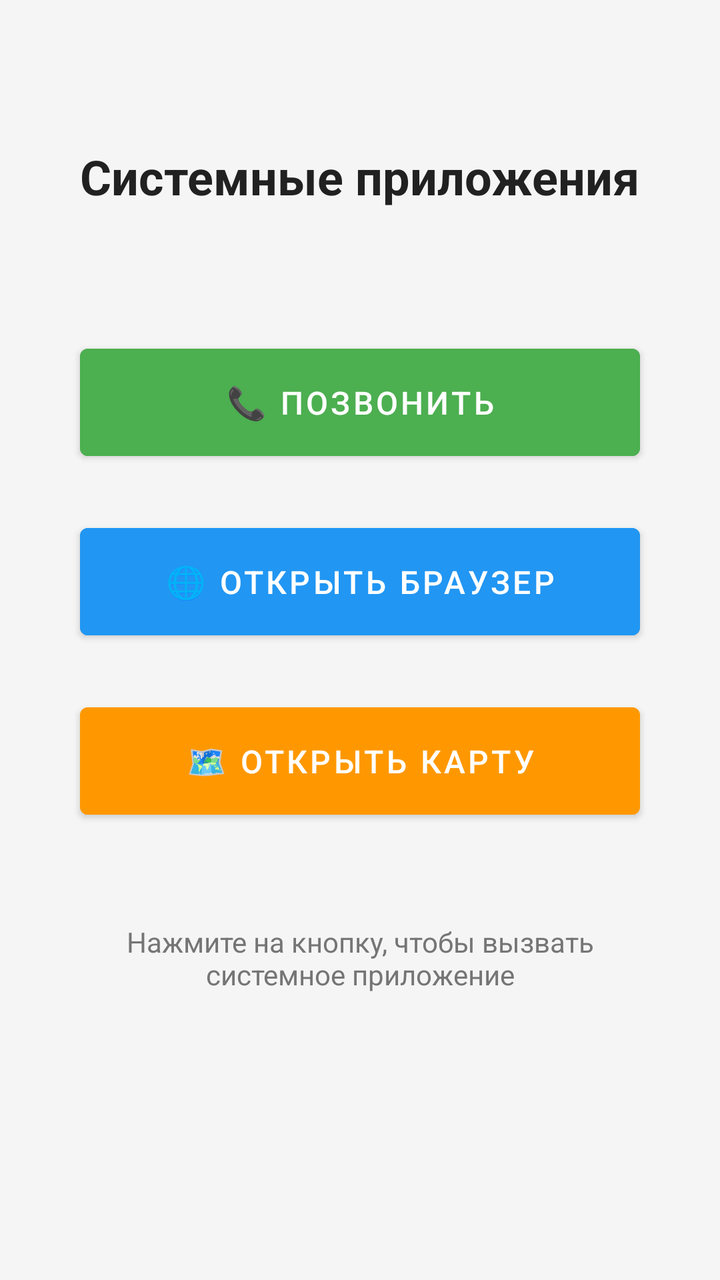
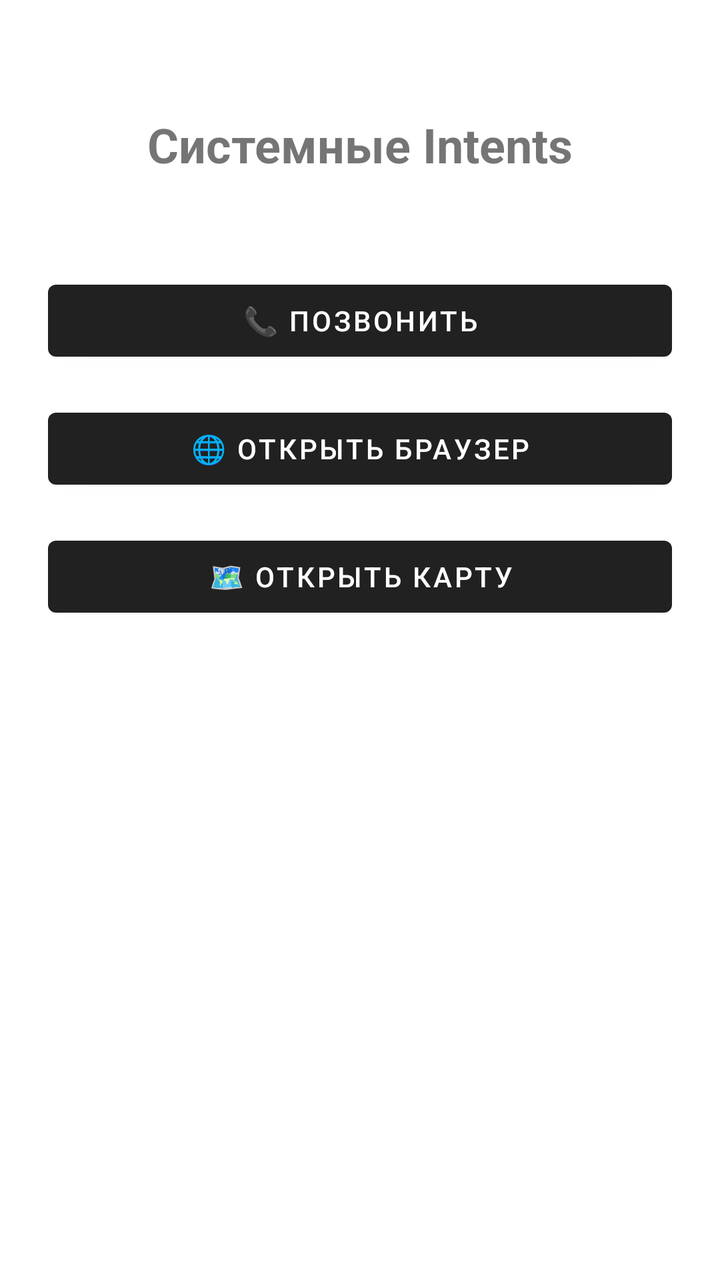

Before-and-after screenshots of an Android layout around one commit, followed by the original layout XML and the change that was made.
<!-- AndroidManifest.xml: application theme Theme.MaterialComponents.DayNight.DarkActionBar -->
<!-- res/layout/activity_main.xml -->
<?xml version="1.0" encoding="utf-8"?>
<androidx.constraintlayout.widget.ConstraintLayout
    xmlns:android="http://schemas.android.com/apk/res/android"
    xmlns:app="http://schemas.android.com/apk/res-auto"
    xmlns:tools="http://schemas.android.com/tools"
    android:layout_width="match_parent"
    android:layout_height="match_parent"
    android:padding="24dp"
    android:background="@color/background_color"
    tools:context=".MainActivity">

    
    <TextView
        android:id="@+id/textViewTitle"
        android:layout_width="wrap_content"
        android:layout_height="wrap_content"
        android:text="Системные приложения"
        android:textSize="24sp"
        android:textStyle="bold"
        android:textColor="@color/primary_text"
        android:layout_marginTop="48dp"
        app:layout_constraintTop_toTopOf="parent"
        app:layout_constraintStart_toStartOf="parent"
        app:layout_constraintEnd_toEndOf="parent"/>

    
    <Button
        android:id="@+id/btnCall"
        android:layout_width="0dp"
        android:layout_height="wrap_content"
        android:text="📞 Позвонить"
        android:textSize="16sp"
        android:paddingVertical="16dp"
        android:backgroundTint="@color/call_button_color"
        android:textColor="@android:color/white"
        android:elevation="4dp"
        app:layout_constraintTop_toBottomOf="@id/textViewTitle"
        app:layout_constraintStart_toStartOf="parent"
        app:layout_constraintEnd_toEndOf="parent"
        android:layout_marginTop="64dp"
        android:layout_marginHorizontal="16dp"/>

    
    <Button
        android:id="@+id/btnBrowser"
        android:layout_width="0dp"
        android:layout_height="wrap_content"
        android:text="🌐 Открыть браузер"
        android:textSize="16sp"
        android:paddingVertical="16dp"
        android:backgroundTint="@color/browser_button_color"
        android:textColor="@android:color/white"
        android:elevation="4dp"
        app:layout_constraintTop_toBottomOf="@id/btnCall"
        app:layout_constraintStart_toStartOf="parent"
        app:layout_constraintEnd_toEndOf="parent"
        android:layout_marginTop="24dp"
        android:layout_marginHorizontal="16dp"/>

    
    <Button
        android:id="@+id/btnMaps"
        android:layout_width="0dp"
        android:layout_height="wrap_content"
        android:text="🗺️ Открыть карту"
        android:textSize="16sp"
        android:paddingVertical="16dp"
        android:backgroundTint="@color/maps_button_color"
        android:textColor="@android:color/white"
        android:elevation="4dp"
        app:layout_constraintTop_toBottomOf="@id/btnBrowser"
        app:layout_constraintStart_toStartOf="parent"
        app:layout_constraintEnd_toEndOf="parent"
        android:layout_marginTop="24dp"
        android:layout_marginHorizontal="16dp"/>

    
    <TextView
        android:id="@+id/textViewInfo"
        android:layout_width="0dp"
        android:layout_height="wrap_content"
        android:text="Нажмите на кнопку, чтобы вызвать системное приложение"
        android:textSize="14sp"
        android:textColor="@color/secondary_text"
        android:gravity="center"
        android:layout_marginTop="48dp"
        app:layout_constraintTop_toBottomOf="@id/btnMaps"
        app:layout_constraintStart_toStartOf="parent"
        app:layout_constraintEnd_toEndOf="parent"
        android:layout_marginHorizontal="24dp"/>

</androidx.constraintlayout.widget.ConstraintLayout>
<!-- resources referenced by this layout -->
<resources>
  <color name="background_color">#F5F5F5</color>
  <color name="browser_button_color">#2196F3</color>
  <color name="call_button_color">#4CAF50</color>
  <color name="maps_button_color">#FF9800</color>
  <color name="primary_text">#212121</color>
  <color name="secondary_text">#757575</color>
</resources>

<!-- the commit's change to res/layout/activity_main.xml (unified diff, before → after) -->
@@ -2,91 +2,53 @@
 <androidx.constraintlayout.widget.ConstraintLayout
     xmlns:android="http://schemas.android.com/apk/res/android"
     xmlns:app="http://schemas.android.com/apk/res-auto"
-    xmlns:tools="http://schemas.android.com/tools"
     android:layout_width="match_parent"
     android:layout_height="match_parent"
-    android:padding="24dp"
-    android:background="@color/background_color"
-    tools:context=".MainActivity">
+    android:padding="24dp">
 
-    
     <TextView
-        android:id="@+id/textViewTitle"
+        android:id="@+id/tvTitle"
         android:layout_width="wrap_content"
         android:layout_height="wrap_content"
-        android:text="Системные приложения"
+        android:text="Системные Intents"
         android:textSize="24sp"
         android:textStyle="bold"
-        android:textColor="@color/primary_text"
-        android:layout_marginTop="48dp"
         app:layout_constraintTop_toTopOf="parent"
         app:layout_constraintStart_toStartOf="parent"
-        app:layout_constraintEnd_toEndOf="parent"/>
+        app:layout_constraintEnd_toEndOf="parent"
+        android:layout_marginTop="32dp"/>
 
-    
     <Button
         android:id="@+id/btnCall"
         android:layout_width="0dp"
         android:layout_height="wrap_content"
         android:text="📞 Позвонить"
-        android:textSize="16sp"
-        android:paddingVertical="16dp"
-        android:backgroundTint="@color/call_button_color"
-        android:textColor="@android:color/white"
-        android:elevation="4dp"
-        app:layout_constraintTop_toBottomOf="@id/textViewTitle"
+        android:onClick="onClickCall"
+        android:layout_marginTop="48dp"
+        app:layout_constraintTop_toBottomOf="@id/tvTitle"
         app:layout_constraintStart_toStartOf="parent"
-        app:layout_constraintEnd_toEndOf="parent"
-        android:layout_marginTop="64dp"
-        android:layout_marginHorizontal="16dp"/>
+        app:layout_constraintEnd_toEndOf="parent"/>
 
-    
     <Button
         android:id="@+id/btnBrowser"
         android:layout_width="0dp"
         android:layout_height="wrap_content"
         android:text="🌐 Открыть браузер"
-        android:textSize="16sp"
-        android:paddingVertical="16dp"
-        android:backgroundTint="@color/browser_button_color"
-        android:textColor="@android:color/white"
-        android:elevation="4dp"
+        android:onClick="onClickOpenBrowser"
+        android:layout_marginTop="16dp"
         app:layout_constraintTop_toBottomOf="@id/btnCall"
         app:layout_constraintStart_toStartOf="parent"
-        app:layout_constraintEnd_toEndOf="parent"
-        android:layout_marginTop="24dp"
-        android:layout_marginHorizontal="16dp"/>
+        app:layout_constraintEnd_toEndOf="parent"/>
 
-    
     <Button
         android:id="@+id/btnMaps"
         android:layout_width="0dp"
         android:layout_height="wrap_content"
         android:text="🗺️ Открыть карту"
-        android:textSize="16sp"
-        android:paddingVertical="16dp"
-        android:backgroundTint="@color/maps_button_color"
-        android:textColor="@android:color/white"
-        android:elevation="4dp"
+        android:onClick="onClickOpenMaps"
+        android:layout_marginTop="16dp"
         app:layout_constraintTop_toBottomOf="@id/btnBrowser"
         app:layout_constraintStart_toStartOf="parent"
-        app:layout_constraintEnd_toEndOf="parent"
-        android:layout_marginTop="24dp"
-        android:layout_marginHorizontal="16dp"/>
-
-    
-    <TextView
-        android:id="@+id/textViewInfo"
-        android:layout_width="0dp"
-        android:layout_height="wrap_content"
-        android:text="Нажмите на кнопку, чтобы вызвать системное приложение"
-        android:textSize="14sp"
-        android:textColor="@color/secondary_text"
-        android:gravity="center"
-        android:layout_marginTop="48dp"
-        app:layout_constraintTop_toBottomOf="@id/btnMaps"
-        app:layout_constraintStart_toStartOf="parent"
-        app:layout_constraintEnd_toEndOf="parent"
-        android:layout_marginHorizontal="24dp"/>
+        app:layout_constraintEnd_toEndOf="parent"/>
 
 </androidx.constraintlayout.widget.ConstraintLayout>
<!-- resource entries referenced after the edit -->
@@ -1,10 +1,5 @@
 <!-- resources referenced by this layout -->
 <resources>
-  <color name="background_color">#F5F5F5</color>
-  <color name="browser_button_color">#2196F3</color>
-  <color name="call_button_color">#4CAF50</color>
-  <color name="maps_button_color">#FF9800</color>
-  <color name="primary_text">#212121</color>
-  <color name="secondary_text">#757575</color>
+
 </resources>
 
